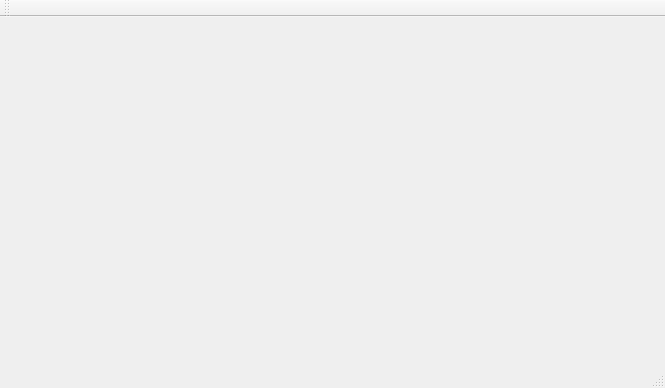
This is mainwindow.ui in TheSoullessOne/Group-Project-1 as Qt 5 draws it before an edit. The edited form follows.
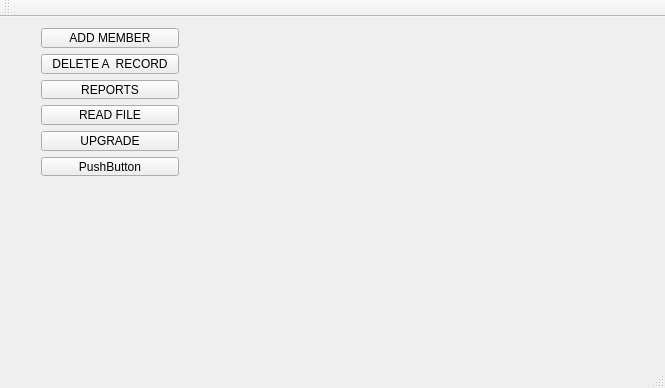
This is the edited form.

What changed in the file:
```diff
--- a/mainwindow.ui
+++ b/mainwindow.ui
@@ -13,7 +13,62 @@
   <property name="windowTitle">
    <string>MainWindow</string>
   </property>
-  <widget class="QWidget" name="centralWidget"/>
+  <widget class="QWidget" name="centralWidget">
+   <widget class="QWidget" name="verticalLayoutWidget">
+    <property name="geometry">
+     <rect>
+      <x>30</x>
+      <y>0</y>
+      <width>160</width>
+      <height>170</height>
+     </rect>
+    </property>
+    <layout class="QVBoxLayout" name="verticalLayout">
+     <item>
+      <widget class="QPushButton" name="Adduser">
+       <property name="text">
+        <string>ADD MEMBER</string>
+       </property>
+      </widget>
+     </item>
+     <item>
+      <widget class="QPushButton" name="deleteRec">
+       <property name="text">
+        <string>DELETE A  RECORD</string>
+       </property>
+      </widget>
+     </item>
+     <item>
+      <widget class="QPushButton" name="reportsSearch">
+       <property name="text">
+        <string>REPORTS</string>
+       </property>
+      </widget>
+     </item>
+     <item>
+      <widget class="QPushButton" name="readInFile">
+       <property name="text">
+        <string>READ FILE</string>
+       </property>
+      </widget>
+     </item>
+     <item>
+      <widget class="QPushButton" name="upgrade">
+       <property name="text">
+        <string>UPGRADE</string>
+       </property>
+      </widget>
+     </item>
+     <item>
+      <widget class="QPushButton" name="pushButton">
+       <property name="text">
+        <string>PushButton</string>
+       </property>
+      </widget>
+     </item>
+    </layout>
+   </widget>
+  </widget>
   <widget class="QMenuBar" name="menuBar">
    <property name="geometry">
     <rect>
```
